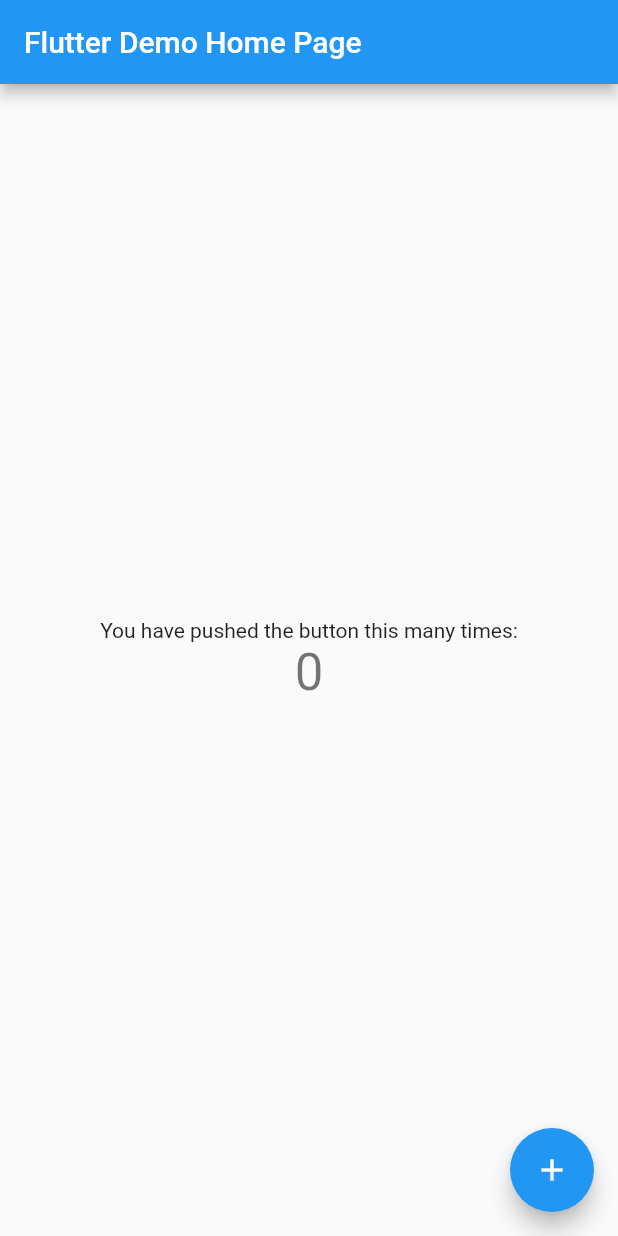
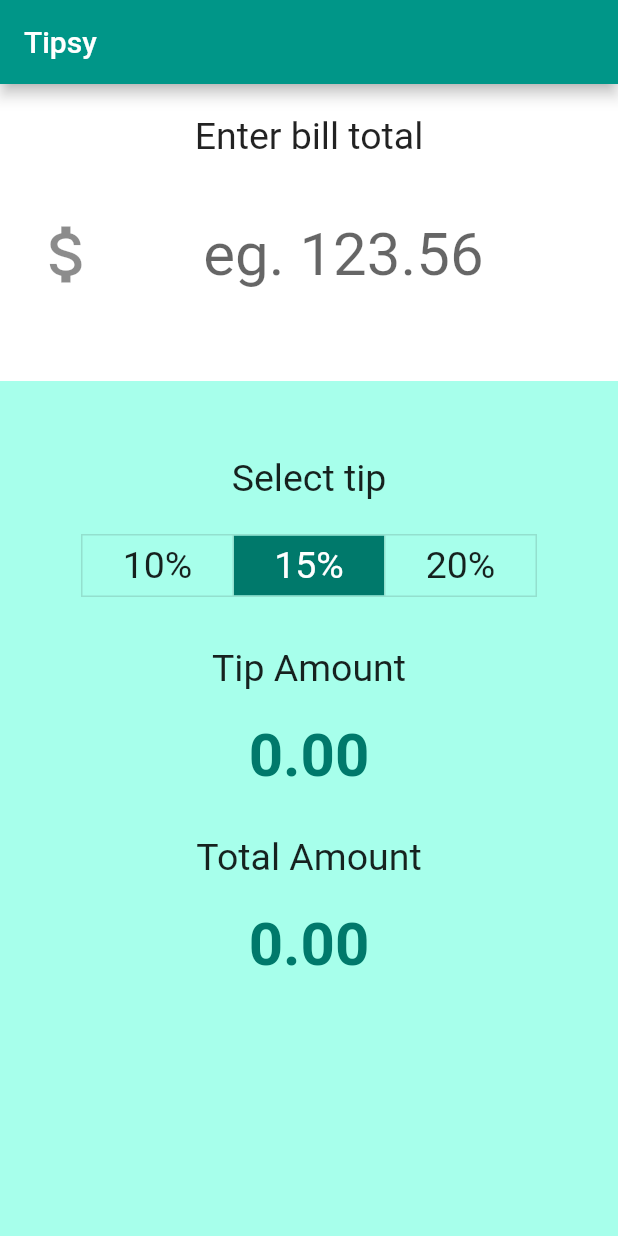
Before and after one commit to sbis04/tipsy, a Flutter app: the screen it shows after launch, on a phone screen of 412 x 824 dp. Run offline on Flutter 3.47's test engine with Material 2 defaults, Android fonts, the phone set to English and light mode, and no system bars.

Commit message:
Final app

```diff
--- a/lib/main.dart
+++ b/lib/main.dart
@@ -3,109 +3,191 @@ import 'package:flutter/material.dart';
 void main() => runApp(MyApp());
 
 class MyApp extends StatelessWidget {
-  // This widget is the root of your application.
   @override
   Widget build(BuildContext context) {
     return MaterialApp(
-      title: 'Flutter Demo',
+      title: 'Tipsy',
       theme: ThemeData(
-        // This is the theme of your application.
-        //
-        // Try running your application with "flutter run". You'll see the
-        // application has a blue toolbar. Then, without quitting the app, try
-        // changing the primarySwatch below to Colors.green and then invoke
-        // "hot reload" (press "r" in the console where you ran "flutter run",
-        // or simply save your changes to "hot reload" in a Flutter IDE).
-        // Notice that the counter didn't reset back to zero; the application
-        // is not restarted.
-        primarySwatch: Colors.blue,
+        primarySwatch: Colors.teal,
       ),
-      home: MyHomePage(title: 'Flutter Demo Home Page'),
+      home: MyHomePage(),
     );
   }
 }
 
 class MyHomePage extends StatefulWidget {
-  MyHomePage({Key key, this.title}) : super(key: key);
-
-  // This widget is the home page of your application. It is stateful, meaning
-  // that it has a State object (defined below) that contains fields that affect
-  // how it looks.
-
-  // This class is the configuration for the state. It holds the values (in this
-  // case the title) provided by the parent (in this case the App widget) and
-  // used by the build method of the State. Fields in a Widget subclass are
-  // always marked "final".
-
-  final String title;
-
   @override
   _MyHomePageState createState() => _MyHomePageState();
 }
 
 class _MyHomePageState extends State<MyHomePage> {
-  int _counter = 0;
+  TextEditingController _textEditingController;
+  List<bool> _isSelected = [false, true, false];
+  List<double> _tipPercentageList = [0.10, 0.15, 0.20];
 
-  void _incrementCounter() {
-    setState(() {
-      // This call to setState tells the Flutter framework that something has
-      // changed in this State, which causes it to rerun the build method below
-      // so that the display can reflect the updated values. If we changed
-      // _counter without calling setState(), then the build method would not be
-      // called again, and so nothing would appear to happen.
-      _counter++;
-    });
+  double _bill;
+  double _tipAmount;
+  double _totalAmount;
+  double _tipPercentage;
+
+  @override
+  void initState() {
+    super.initState();
+    _bill = 0.0;
+    _tipAmount = 0.0;
+    _totalAmount = 0.0;
+    _tipPercentage = _tipPercentageList[1];
+
+    _textEditingController = TextEditingController();
+  }
+
+  @override
+  void dispose() {
+    _textEditingController?.dispose();
+    super.dispose();
   }
 
   @override
   Widget build(BuildContext context) {
-    // This method is rerun every time setState is called, for instance as done
-    // by the _incrementCounter method above.
-    //
-    // The Flutter framework has been optimized to make rerunning build methods
-    // fast, so that you can just rebuild anything that needs updating rather
-    // than having to individually change instances of widgets.
     return Scaffold(
       appBar: AppBar(
-        // Here we take the value from the MyHomePage object that was created by
-        // the App.build method, and use it to set our appbar title.
-        title: Text(widget.title),
+        title: Text('Tipsy'),
       ),
-      body: Center(
-        // Center is a layout widget. It takes a single child and positions it
-        // in the middle of the parent.
+      body: Container(
+        color: Colors.tealAccent[100],
         child: Column(
-          // Column is also a layout widget. It takes a list of children and
-          // arranges them vertically. By default, it sizes itself to fit its
-          // children horizontally, and tries to be as tall as its parent.
-          //
-          // Invoke "debug painting" (press "p" in the console, choose the
-          // "Toggle Debug Paint" action from the Flutter Inspector in Android
-          // Studio, or the "Toggle Debug Paint" command in Visual Studio Code)
-          // to see the wireframe for each widget.
-          //
-          // Column has various properties to control how it sizes itself and
-          // how it positions its children. Here we use mainAxisAlignment to
-          // center the children vertically; the main axis here is the vertical
-          // axis because Columns are vertical (the cross axis would be
-          // horizontal).
-          mainAxisAlignment: MainAxisAlignment.center,
+          mainAxisAlignment: MainAxisAlignment.start,
+          mainAxisSize: MainAxisSize.max,
           children: <Widget>[
-            Text(
-              'You have pushed the button this many times:',
+            Container(
+              color: Colors.white,
+              padding: EdgeInsets.all(20),
+              child: Column(
+                children: <Widget>[
+                  Text(
+                    'Enter bill total',
+                    style: TextStyle(
+                      fontSize: 25,
+                    ),
+                  ),
+                  Padding(
+                    padding:
+                        const EdgeInsets.only(top: 30, bottom: 30, right: 20),
+                    child: TextField(
+                      keyboardType: TextInputType.number,
+                      textAlign: TextAlign.center,
+                      style: TextStyle(
+                        fontSize: 40,
+                      ),
+                      decoration: InputDecoration(
+                        border: InputBorder.none,
+                        icon: Icon(
+                          Icons.attach_money,
+                          size: 50,
+                        ),
+                        contentPadding: EdgeInsets.only(
+                            left: 15, bottom: 11, top: 11, right: 15),
+                        hintText: 'eg. 123.56',
+                      ),
+                      onChanged: (newAmount) => setState(() {
+                        _bill = double.parse(newAmount);
+                        _tipAmount = _bill * _tipPercentage;
+                        _totalAmount = (_bill + _tipAmount);
+                      }),
+                      controller: _textEditingController,
+                    ),
+                  ),
+                ],
+              ),
             ),
-            Text(
-              '$_counter',
-              style: Theme.of(context).textTheme.display1,
+            Expanded(
+              child: Padding(
+                padding: const EdgeInsets.only(top: 50),
+                child: Column(
+                  mainAxisAlignment: MainAxisAlignment.start,
+                  children: <Widget>[
+                    Padding(
+                      padding: const EdgeInsets.only(bottom: 20),
+                      child: Text(
+                        'Select tip',
+                        style: TextStyle(
+                          fontSize: 25,
+                        ),
+                      ),
+                    ),
+                    ToggleButtons(
+                      fillColor: Colors.teal[700],
+                      selectedColor: Colors.white,
+                      textStyle: TextStyle(
+                        fontSize: 25,
+                      ),
+                      constraints: BoxConstraints(
+                        minWidth: 100,
+                        minHeight: 40,
+                      ),
+                      children: <Widget>[
+                        Text(
+                          '10%',
+                        ),
+                        Text(
+                          '15%',
+                        ),
+                        Text(
+                          '20%',
+                        ),
+                      ],
+                      isSelected: _isSelected,
+                      onPressed: (int index) {
+                        setState(() {
+                          _isSelected = [false, false, false];
+                          _isSelected[index] = !_isSelected[index];
+                          _tipPercentage = _tipPercentageList[index];
+                          _tipAmount = _bill * _tipPercentage;
+                          _totalAmount = (_bill + _tipAmount);
+                        });
+                      },
+                    ),
+                    Padding(
+                      padding: const EdgeInsets.only(top: 30, bottom: 20),
+                      child: Text(
+                        'Tip Amount',
+                        style: TextStyle(
+                          fontSize: 25,
+                        ),
+                      ),
+                    ),
+                    Text(
+                      _tipAmount.toStringAsFixed(2),
+                      style: TextStyle(
+                        fontSize: 40,
+                        fontWeight: FontWeight.bold,
+                        color: Colors.teal[700],
+                      ),
+                    ),
+                    Padding(
+                      padding: const EdgeInsets.only(top: 30, bottom: 20),
+                      child: Text(
+                        'Total Amount',
+                        style: TextStyle(
+                          fontSize: 25,
+                        ),
+                      ),
+                    ),
+                    Text(
+                      _totalAmount.toStringAsFixed(2),
+                      style: TextStyle(
+                        fontSize: 40,
+                        fontWeight: FontWeight.bold,
+                        color: Colors.teal[700],
+                      ),
+                    ),
+                  ],
+                ),
+              ),
             ),
           ],
         ),
       ),
-      floatingActionButton: FloatingActionButton(
-        onPressed: _incrementCounter,
-        tooltip: 'Increment',
-        child: Icon(Icons.add),
-      ), // This trailing comma makes auto-formatting nicer for build methods.
     );
   }
 }
```
